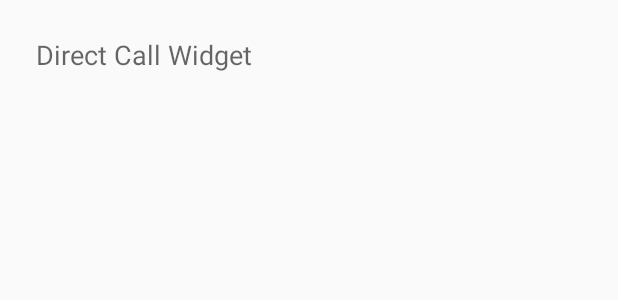
After one commit to fpalonso/direct-call-widget, an Android app: the layout dialog_text.xml on its own in the app's theme, with its tools: preview values and no code run, on a phone screen of 412 x 824 dp. The commit adds this screen. Shown: the top 300 px of the screen. Run offline under Robolectric (Android 15) with nearby library versions, the phone set to English and light mode, and no system bars.

```diff
--- a/app/src/main/java/com/blaxsoftware/directcallwidget/appwidget/DirectCallWidgetProvider.java
+++ b/app/src/main/java/com/blaxsoftware/directcallwidget/appwidget/DirectCallWidgetProvider.java
@@ -105,7 +105,7 @@ public class DirectCallWidgetProvider extends AppWidgetProvider {
             if (picUriStr != null) {
                 try {
                     picturesToRemove.add(URI.create(picUriStr));
-                } catch (IllegalArgumentException e) {}
+                } catch (IllegalArgumentException e) { /* Nothing to do here */ }
             }
 
             // Remove the widget data from preferences
@@ -128,6 +128,7 @@ public class DirectCallWidgetProvider extends AppWidgetProvider {
             for (URI fileUri : uris) {
                 File pic = new File(fileUri);
                 if (pic.exists()) {
+                    //noinspection ResultOfMethodCallIgnored
                     pic.delete();
                 }
             }
--- /dev/null
+++ b/app/src/main/res/layout/dialog_text.xml
@@ -0,0 +1,9 @@
+<?xml version="1.0" encoding="utf-8"?>
+<TextView
+    android:id="@+id/text"
+    xmlns:android="http://schemas.android.com/apk/res/android"
+    android:layout_width="match_parent"
+    android:layout_height="wrap_content"
+    android:padding="?dialogViewPadding"
+    android:text="@string/app_name"
+    android:textAppearance="?android:textAppearanceMedium"/>
--- a/app/src/main/res/values/attrs.xml
+++ b/app/src/main/res/values/attrs.xml
@@ -9,4 +9,7 @@
         <attr name="expanded" format="boolean" />
     </declare-styleable>
 
+    <!-- Padding for a view inside a dialog -->
+    <attr name="dialogViewPadding" format="dimension"/>
+
 </resources>
--- a/app/src/main/res/values/strings.xml
+++ b/app/src/main/res/values/strings.xml
@@ -31,5 +31,6 @@
     <string name="pref_onTap_value_dial">"0"</string>
     <string name="pref_onTap_value_call">"1"</string>
     <string name="pref_onTap_default">@string/pref_onTap_value_call</string>
+    <string name="request_readContacts_permission_explanation">Direct Call Widget needs permission for showing you your contacts.</string>
 
 </resources>
```
Also changed, not shown: app/src/main/java/com/blaxsoftware/directcallwidget/WidgetConfigActivity.java (+70 -5 lines), 1 other file.
